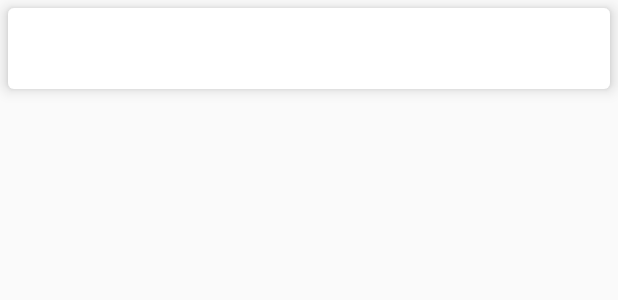
After one commit to kelly3020490/MS_APP, an Android app: the layout cardview_info.xml on its own in the app's theme, with its tools: preview values and no code run, on a phone screen of 412 x 824 dp. The commit adds this screen. Shown: the top 300 px of the screen. Run offline under Robolectric (Android 15) with nearby library versions, the phone set to English and light mode, and no system bars.

Commit message:
2018/08/28 changed2

```diff
--- a/app/src/main/java/com/example/ms_app/main/Util.java
+++ b/app/src/main/java/com/example/ms_app/main/Util.java
@@ -8,8 +8,8 @@ import android.widget.Toast;
 
 public class Util {
     // 模擬器連Tomcat
-    public static String URL = "http://10.0.2.2:8081/DA102G4_APP/";
-//    public static String URL = "http://192.168.2.100:8081/DA102G4_APP/";
+//    public static String URL = "http://10.0.2.2:8081/DA102G4_APP/";
+    public static String URL = "http://192.168.0.3:8081/DA102G4_APP/";
 
 
     // 偏好設定檔案名稱
--- /dev/null
+++ b/app/src/main/res/layout/cardview_info.xml
@@ -0,0 +1,66 @@
+<?xml version="1.0" encoding="utf-8"?>
+<androidx.cardview.widget.CardView xmlns:android="http://schemas.android.com/apk/res/android"
+    xmlns:card_view="http://schemas.android.com/apk/res-auto"
+    android:id="@+id/cvStudent"
+    android:layout_width="match_parent"
+    android:layout_height="wrap_content"
+    android:layout_margin="5dp"
+    android:orientation="vertical"
+    android:padding="6dp"
+    card_view:cardBackgroundColor="#ffdddddd"
+    card_view:cardCornerRadius="4dp"
+    card_view:cardElevation="6dp">
+
+    <RelativeLayout
+        android:layout_width="match_parent"
+        android:layout_height="match_parent"
+        android:background="#FFFFFF">
+        <LinearLayout
+            android:layout_width="100dp"
+            android:layout_height="wrap_content"
+            android:orientation="vertical"
+            android:id="@+id/layout">
+
+
+        <TextView
+            android:id="@+id/tvCLa"
+            android:layout_width="wrap_content"
+            android:layout_height="wrap_content"
+            android:paddingLeft="3dp"
+            android:paddingTop="15dp"
+            android:textColor="#0000FF"
+            android:textSize="15sp" />
+        </LinearLayout>
+
+        <LinearLayout
+            android:layout_width="wrap_content"
+            android:layout_height="wrap_content"
+            android:layout_toRightOf="@id/layout"
+            android:orientation="vertical">
+
+            <TextView
+                android:id="@+id/tvTitle"
+                android:layout_width="wrap_content"
+                android:layout_height="wrap_content"
+                android:paddingTop="5dp"
+                android:paddingLeft="18sp"
+                android:textColor="#000000"
+                android:textSize="20sp"
+                android:layout_gravity="center_vertical" />
+
+            <TextView
+                android:id="@+id/tvDate"
+                android:layout_width="wrap_content"
+                android:layout_height="wrap_content"
+                android:paddingLeft="18dp"
+                android:textColor="#555500"
+                android:textSize="15sp" />
+
+
+        </LinearLayout>
+
+
+    </RelativeLayout>
+
+
+</androidx.cardview.widget.CardView>
```
Also changed, not shown: app/src/main/AndroidManifest.xml (+9 -8 lines), app/src/main/java/com/example/ms_app/info/Info.java (+115 -0 lines), app/src/main/java/com/example/ms_app/info/InfoVO.java (added, +46 -0 lines), app/src/main/java/com/example/ms_app/info/Info_detail.java (added, +44 -0 lines), app/src/main/res/layout/activity_info.xml (+10 -3 lines), app/src/main/res/layout/activity_info_detail.xml (added, +34 -0 lines).
